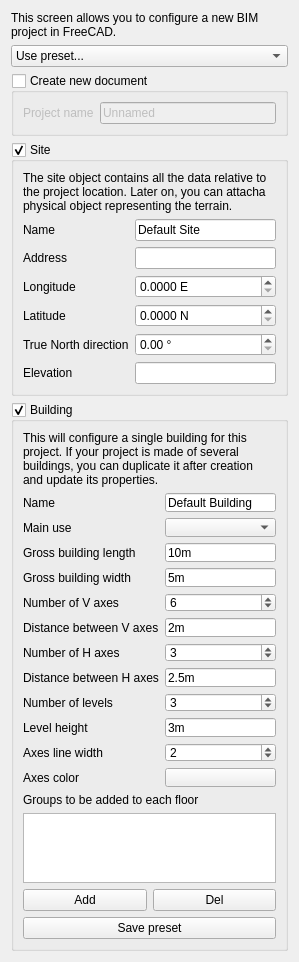
Before: the Qt Designer form dialogProject.ui in yorikvanhavre/BIM_Workbench, drawn with Qt 5.
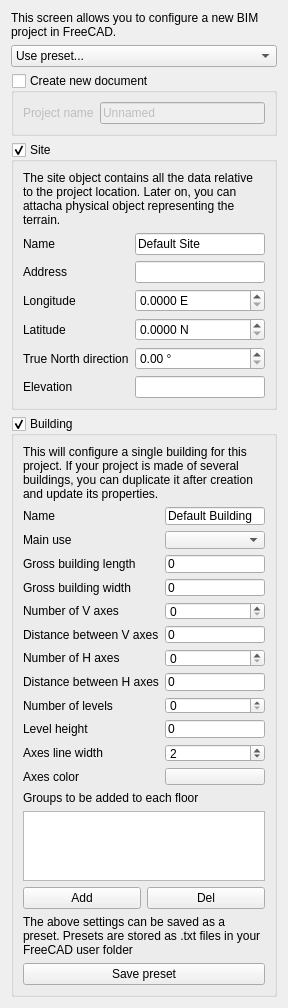
After: the same form once the commit is applied. Icons and pictures are not drawn. Custom widgets are drawn as their Qt base class.

Commit message: Reorganized files + finished Bim Project implementation

Patch:
```diff
--- a/dialogProject.ui
+++ b/dialogProject.ui
@@ -6,8 +6,8 @@
    <rect>
     <x>0</x>
     <y>0</y>
-    <width>299</width>
-    <height>962</height>
+    <width>288</width>
+    <height>1008</height>
    </rect>
   </property>
   <property name="windowTitle">
@@ -285,7 +285,7 @@
         <item row="7" column="1">
          <widget class="QSpinBox" name="countVAxes">
           <property name="value">
-           <number>6</number>
+           <number>0</number>
           </property>
          </widget>
         </item>
@@ -313,7 +313,7 @@
         <item row="9" column="1">
          <widget class="QSpinBox" name="countHAxes">
           <property name="value">
-           <number>3</number>
+           <number>0</number>
           </property>
          </widget>
         </item>
@@ -323,14 +323,14 @@
            <number>1</number>
           </property>
           <property name="value">
-           <number>3</number>
+           <number>0</number>
           </property>
          </widget>
         </item>
         <item row="5" column="1">
          <widget class="Gui::InputField" name="buildingWidth">
           <property name="text">
-           <string>5m</string>
+           <string>0 </string>
           </property>
           <property name="unit" stdset="0">
            <string notr="true"/>
@@ -347,7 +347,7 @@
         <item row="8" column="1">
          <widget class="Gui::InputField" name="distVAxes">
           <property name="text">
-           <string>2m</string>
+           <string>0 </string>
           </property>
           <property name="unit" stdset="0">
            <string notr="true"/>
@@ -357,7 +357,7 @@
         <item row="4" column="1">
          <widget class="Gui::InputField" name="buildingLength">
           <property name="text">
-           <string>10m</string>
+           <string>0 </string>
           </property>
           <property name="unit" stdset="0">
            <string notr="true"/>
@@ -367,7 +367,7 @@
         <item row="10" column="1">
          <widget class="Gui::InputField" name="distHAxes">
           <property name="text">
-           <string>2.5m</string>
+           <string>0 </string>
           </property>
           <property name="unit" stdset="0">
            <string notr="true"/>
@@ -384,7 +384,7 @@
         <item row="12" column="1">
          <widget class="Gui::InputField" name="levelHeight">
           <property name="text">
-           <string>3m</string>
+           <string>0 </string>
           </property>
           <property name="unit" stdset="0">
            <string notr="true"/>
@@ -419,7 +419,17 @@
        </widget>
       </item>
       <item>
-       <widget class="QListWidget" name="listWidget"/>
+       <widget class="QListWidget" name="groupsList">
+        <property name="dragEnabled">
+         <bool>true</bool>
+        </property>
+        <property name="dragDropMode">
+         <enum>QAbstractItemView::InternalMove</enum>
+        </property>
+        <property name="defaultDropAction">
+         <enum>Qt::MoveAction</enum>
+        </property>
+       </widget>
       </item>
       <item>
        <layout class="QHBoxLayout" name="horizontalLayout">
@@ -440,7 +450,17 @@
        </layout>
       </item>
       <item>
-       <widget class="QPushButton" name="pushButton_3">
+       <widget class="QLabel" name="label_24">
+        <property name="text">
+         <string>The above settings can be saved as a preset. Presets are stored as .txt files in your FreeCAD user folder</string>
+        </property>
+        <property name="wordWrap">
+         <bool>true</bool>
+        </property>
+       </widget>
+      </item>
+      <item>
+       <widget class="QPushButton" name="buttonSave">
         <property name="text">
          <string>Save preset</string>
         </property>
```
Left out of the diff: 21 changed lines with no effect on the pictures. The commit also changes 5 other files.
